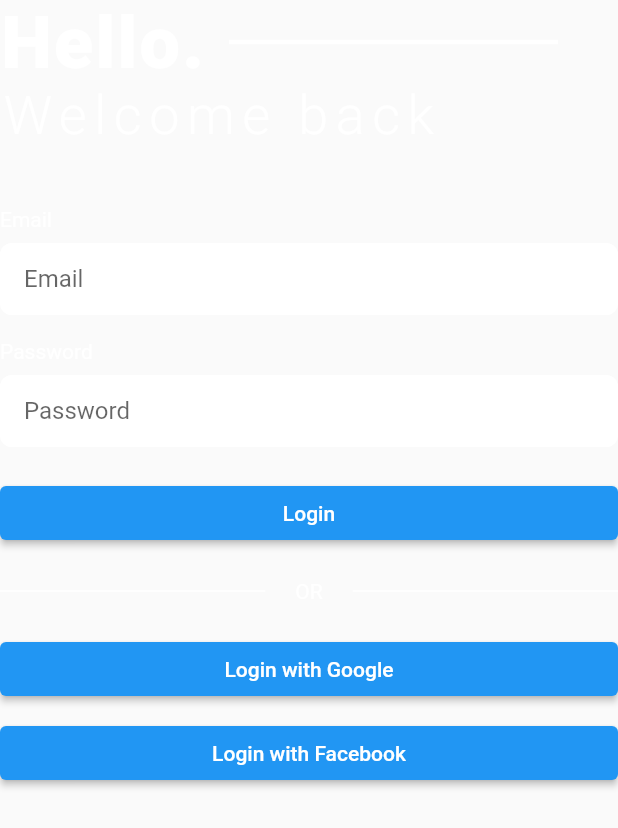
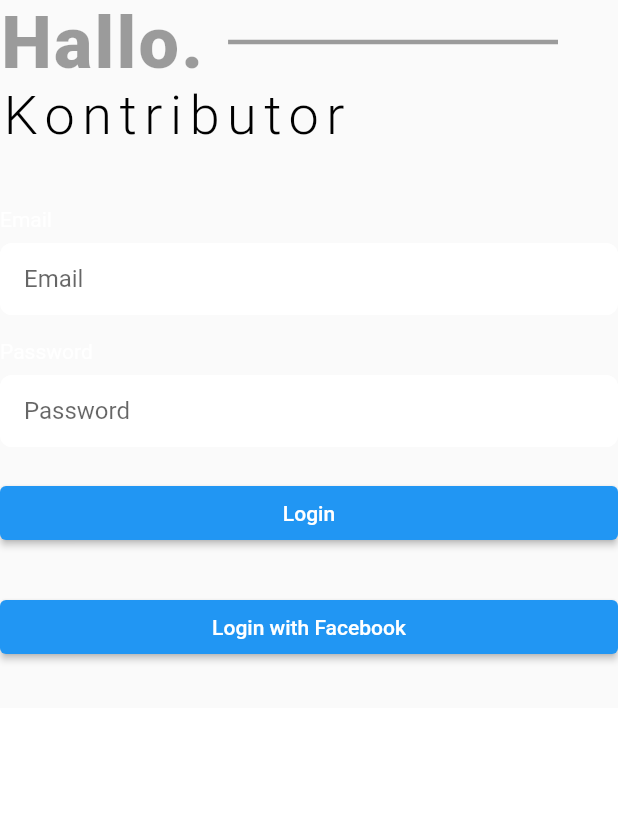
Before and after one commit to alfaisaldwi/BrandStoreMaps, a Flutter app: the LoginPage screen opened directly, on a phone screen of 412 x 824 dp. Shown: the top 828 px of the screen. Run offline on Flutter 3.47's test engine with Material 2 defaults, Android fonts, the light colour scheme and no system bars; our stand-ins replace cloud_firestore, firebase_auth, firebase_core, google_maps_flutter; missing offline and left inert: raised_buttons; accounts and stored records are empty.

Commit message:
-update + new ui

```diff
--- a/lib/login.dart
+++ b/lib/login.dart
@@ -26,9 +26,9 @@
                 Row(
                   children: <Widget>[
                     Text(
-                      'Hello.',
+                      'Hallo.',
                       style: TextStyle(
-                        color: Colors.white,
+                        color: Colors.black38,
                         fontSize: 48,
                         fontWeight: FontWeight.w900,
                         letterSpacing: 1.5,
@@ -38,24 +38,21 @@
                     Expanded(
                       child: Divider(
                         thickness: 3,
-                        color: Colors.white,
+                        color: Colors.black38,
                       ),
                     ),
                     SizedBox(width: 40),
                   ],
                 ),
-// Tulisan Welcome back
                 Text(
-                  'Welcome back',
+                  'Kontributor',
                   style: TextStyle(
-                      color: Colors.white,
+                      color: Colors.black,
                       fontWeight: FontWeight.w300,
                       fontSize: 36,
                       letterSpacing: 5),
                 ),
-// Spasi
                 SizedBox(height: 40),
-// Form username & password
                 Form(
                   child: Column(
                     crossAxisAlignment: CrossAxisAlignment.start,
@@ -164,44 +161,14 @@
                   ),
                 ),
                 SizedBox(height: 20),
-                Row(
-                  children: <Widget>[
-                    Expanded(
-                      child: Divider(
-                        thickness: 1,
-                        color: Colors.white,
-                      ),
-                    ),
-                    SizedBox(width: 20),
-                    Text(
-                      'OR',
-                      style: TextStyle(color: Colors.white),
-                    ),
-                    SizedBox(width: 20),
-                    Expanded(
-                      child: Divider(
-                        thickness: 1,
-                        color: Colors.white,
-                      ),
-                    ),
-                  ],
-                ),
-                SizedBox(height: 20),
-                Container(
-                  width: double.infinity,
-                  child: ElevatedButton(
-                    onPressed: () {},
-                    child: Text(
-                      'Login with Google',
-                    ),
+
                 // shape: RoundedRectangleBorder(
                 //   borderRadius: BorderRadius.circular(8),
                 // ),
                 // color: Colors.white,
                 // elevation: 0,
                 // padding: EdgeInsets.symmetric(vertical: 16),
-                  ),
-                ),
+
                 SizedBox(height: 8),
                 Container(
                   width: double.infinity,
--- a/lib/main.dart
+++ b/lib/main.dart
@@ -1,12 +1,15 @@
 import 'package:brand_maps/maps_page.dart';
 import 'package:firebase_core/firebase_core.dart';
 import 'package:flutter/material.dart';
+import 'package:flutter/services.dart';
 import 'package:google_maps_flutter/google_maps_flutter.dart';
 import 'package:provider/provider.dart';
 
 void main() async {
   WidgetsFlutterBinding.ensureInitialized();
+
   await Firebase.initializeApp();
+
   runApp(MyApp());
 }
 
```
Also changed, not shown: lib/admin/admin_home.dart (+7 -0 lines), lib/admin/halaman_list_marker.dart (+17 -12 lines), lib/maps_page.dart (+46 -20 lines), lib/tentang.dart (+16 -15 lines). Lines whose indentation alone changed are shown as unchanged.
